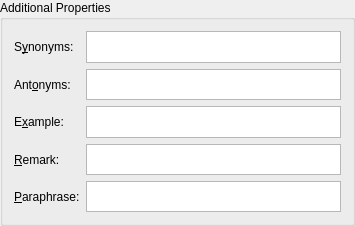
First picture: the form in kvoctrain/entry-dialogs/AuxInfoEntryPageForm.ui, repository KDE/parley, before the edit.
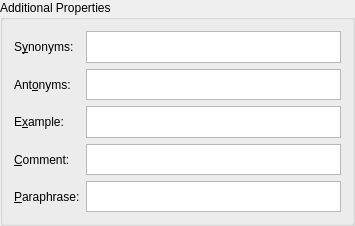
Second picture: the form after the edit.

Commit message: Change label Remark to Comment.

```diff
--- a/kvoctrain/entry-dialogs/AuxInfoEntryPageForm.ui
+++ b/kvoctrain/entry-dialogs/AuxInfoEntryPageForm.ui
@@ -10,9 +10,7 @@
    </rect>
   </property>
   <property name="sizePolicy" >
-   <sizepolicy>
-    <hsizetype>1</hsizetype>
-    <vsizetype>1</vsizetype>
+   <sizepolicy vsizetype="Minimum" hsizetype="Minimum" >
     <horstretch>0</horstretch>
     <verstretch>0</verstretch>
    </sizepolicy>
@@ -30,15 +28,25 @@
    <property name="margin" >
     <number>0</number>
    </property>
-   <property name="spacing" >
+   <property name="topMargin" >
+    <number>0</number>
+   </property>
+   <property name="rightMargin" >
+    <number>0</number>
+   </property>
+   <property name="bottomMargin" >
+    <number>0</number>
+   </property>
+   <property name="horizontalSpacing" >
+    <number>6</number>
+   </property>
+   <property name="verticalSpacing" >
     <number>6</number>
    </property>
    <item row="0" column="0" >
     <widget class="QGroupBox" name="GroupBox1" >
      <property name="sizePolicy" >
-      <sizepolicy>
-       <hsizetype>5</hsizetype>
-       <vsizetype>5</vsizetype>
+      <sizepolicy vsizetype="Preferred" hsizetype="Preferred" >
        <horstretch>0</horstretch>
        <verstretch>0</verstretch>
       </sizepolicy>
@@ -50,7 +58,19 @@
       <property name="margin" >
        <number>11</number>
       </property>
-      <property name="spacing" >
+      <property name="topMargin" >
+       <number>11</number>
+      </property>
+      <property name="rightMargin" >
+       <number>11</number>
+      </property>
+      <property name="bottomMargin" >
+       <number>11</number>
+      </property>
+      <property name="horizontalSpacing" >
+       <number>6</number>
+      </property>
+      <property name="verticalSpacing" >
        <number>6</number>
       </property>
       <item row="2" column="1" >
@@ -149,7 +169,7 @@
       <item row="3" column="0" >
        <widget class="QLabel" name="remark_label" >
         <property name="text" >
-         <string>&amp;Remark:</string>
+         <string>&amp;Comment:</string>
         </property>
         <property name="buddy" >
          <cstring>remark_line</cstring>
```
Left out of the diff: 28 changed lines with no effect on the pictures. The commit also changes 1 other file.
